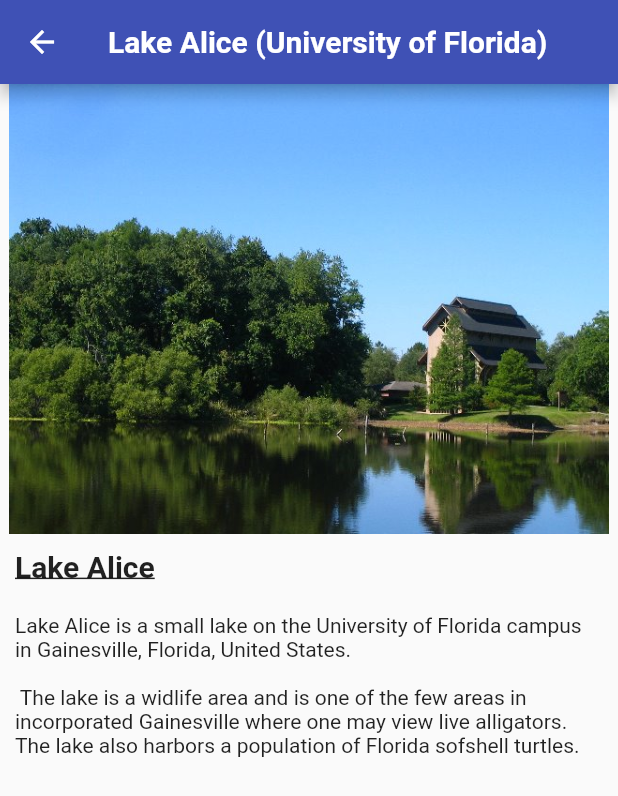
After one commit to cindylin235/11250group19, a Flutter app: the LakeAlice screen opened directly, on a phone screen of 412 x 824 dp. The commit adds this screen. Shown: the top 796 px of the screen. Run offline on Flutter 3.47's test engine with Material 2 defaults, Android fonts, the phone set to English and light mode, and no system bars; our stand-ins replace google_maps_flutter.

```diff
--- /dev/null
+++ b/FindMyFish_devBuild/lib/Screens/lake_alice.dart
@@ -0,0 +1,53 @@
+// ignore_for_file: prefer_const_constructors
+
+import 'package:flutter/material.dart';
+import 'package:flutter/widgets.dart';
+
+class LakeAlice extends StatelessWidget {
+  const LakeAlice({Key? key}) : super(key: key);
+
+  @override
+  Widget build(BuildContext context) {
+    // ignore: prefer_const_constructors
+    return Scaffold(
+
+      appBar: AppBar(
+        title: const Text("Lake Alice (University of Florida)", style: TextStyle(fontWeight: FontWeight.bold),),
+        centerTitle: true,
+      ),
+      body: Column(
+        children: <Widget>[
+          Container(
+            child: ClipRRect(
+              borderRadius: BorderRadius.circular(0),
+              child: Image.asset(
+                'Assets/Lake-Alice-Gainesville-2006-34.jpg',
+                width: 400,
+                height: 300,
+                fit: BoxFit.cover,
+                semanticLabel: 'Image of Lake Alice',
+              ),
+            ),
+          ),
+          Container(
+            padding: EdgeInsets.all(10),
+            child: Align(
+              alignment: Alignment.topLeft,
+              child: Text('Lake Alice', style: TextStyle(decoration: TextDecoration.underline, fontSize: 20, fontWeight: FontWeight.bold)),
+            ),
+          ),
+          Container(
+            padding: EdgeInsets.all(10),
+            child: Align(
+              alignment: Alignment.topLeft,
+              child: Text('Lake Alice is a small lake on the University of Florida campus in Gainesville, Florida, United States. \n \n The lake is a widlife area and is one of the few areas in incorporated Gainesville where one may view live alligators. The lake also harbors a population of Florida sofshell turtles.')
+            ),
+          )
+        ],
+      )
+
+    );
+
+  }
+
+}
```
Also changed, not shown: FindMyFish_devBuild/lib/Screens/bivens_arm.dart (added, +53 -0 lines), FindMyFish_devBuild/lib/Screens/google_map_screen.dart (+10 -0 lines), FindMyFish_devBuild/Assets/Bivensarm (1).jpg (added), FindMyFish_devBuild/Assets/Bivensarm.jpg (added), FindMyFish_devBuild/Assets/Lake-Alice-Gainesville-2006-34.jpg (added), FindMyFish_devBuild/Assets/biven.jpg (added).
